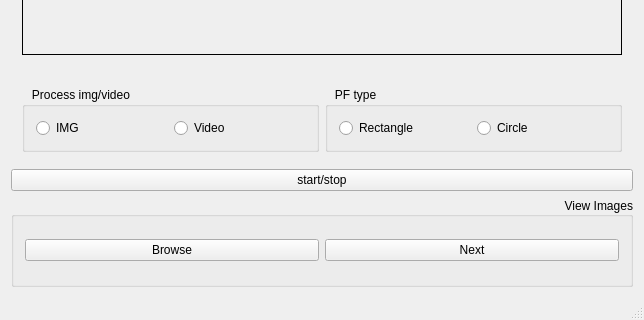
Above: forms/mainwindow.ui from Boazrciasn/RDFramework before the change; both pictures show x 0 to 644 and y 484 to 804 of the 644 by 804 pixel window. Below: the same form after it.
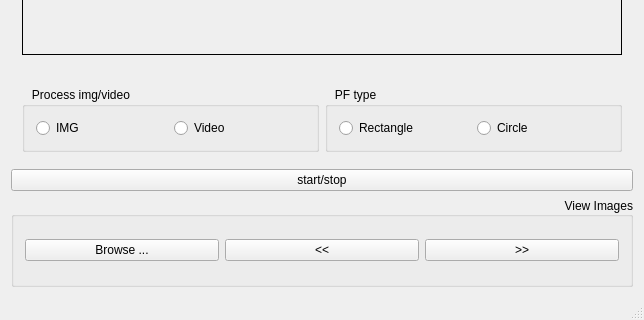
That is the form after the change.

```diff
--- a/forms/mainwindow.ui
+++ b/forms/mainwindow.ui
@@ -141,14 +141,21 @@
        <item>
         <widget class="QPushButton" name="pushButton">
          <property name="text">
-          <string>Browse</string>
+          <string>Browse ...</string>
+         </property>
+        </widget>
+       </item>
+       <item>
+        <widget class="QPushButton" name="pushButton_3">
+         <property name="text">
+          <string>&lt;&lt;</string>
          </property>
         </widget>
        </item>
        <item>
         <widget class="QPushButton" name="pushButton_2">
          <property name="text">
-          <string>Next</string>
+          <string>&gt;&gt;</string>
          </property>
         </widget>
        </item>
```
